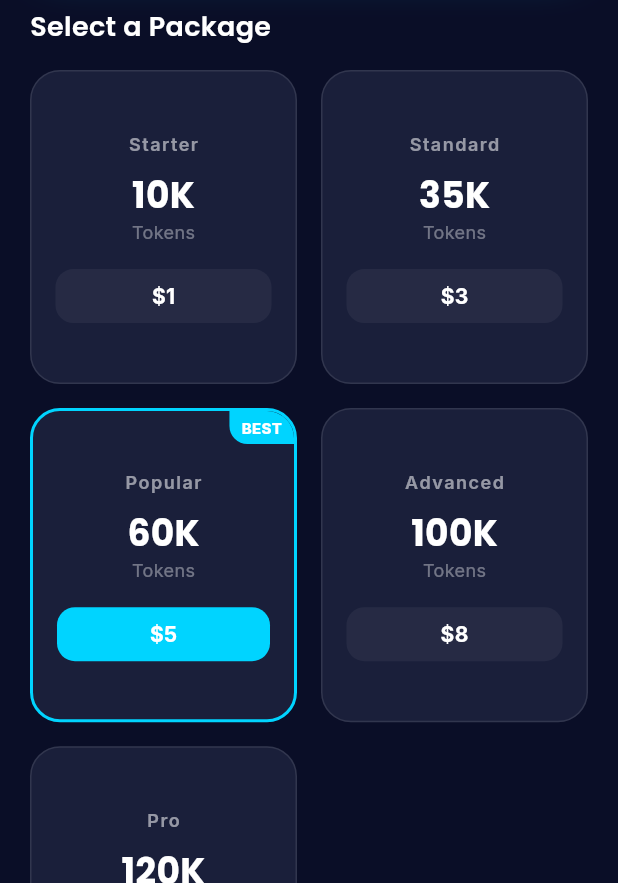
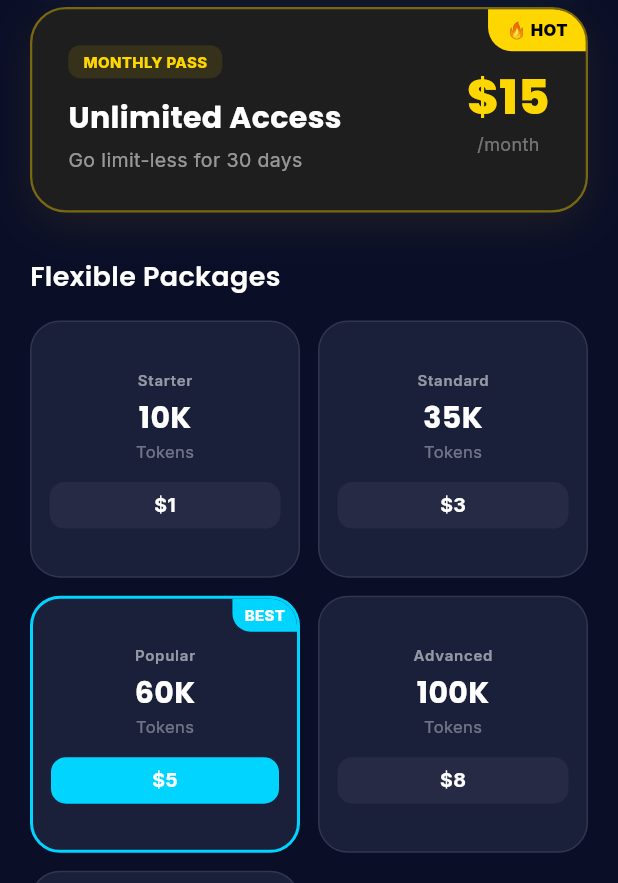
Before and after one commit to ahtashamfarooq193-pixel/Nyxra-Ai, a Flutter app: the ChatScreen screen opened directly, in the side drawer, after a tap on "Buy Tokens", on a phone screen of 412 x 824 dp, the part 353-1236 px from its top. Run offline on Flutter 3.47's test engine with Material 3 defaults, Android fonts, the phone set to English and light mode, and no system bars; our stand-ins replace cloud_firestore, firebase_auth, firebase_core, flutter_markdown, flutter_tts, google_fonts and 5 more; accounts and stored records are empty; network calls fail.

Commit message:
Enhanced Token Store, optimized greetings, and moved backend to Vercel

```diff
--- a/lib/screens/chat_screen.dart
+++ b/lib/screens/chat_screen.dart
@@ -88,9 +88,21 @@ class _ChatScreenState extends State<ChatScreen> {
         _userTokens = tokens;
       });
       if (_userTokens == 5000) {
-        // Show reset message as requested
+        // Show reset message in English at the top
         ScaffoldMessenger.of(context).showSnackBar(
-          const SnackBar(content: Text('✅ Aaj ke 5000 free tokens ready hain!')),
+          SnackBar(
+            content: Text(
+              '✅ Your 5,000 daily free tokens have been reset!',
+              style: GoogleFonts.inter(fontWeight: FontWeight.w600),
+            ),
+            backgroundColor: AppConstants.primaryColor,
+            behavior: SnackBarBehavior.floating,
+            margin: EdgeInsets.only(
+              bottom: MediaQuery.of(context).size.height - 100,
+              left: 20,
+              right: 20,
+            ),
+          ),
         );
       }
     }
--- a/lib/screens/token_store_screen.dart
+++ b/lib/screens/token_store_screen.dart
@@ -38,8 +38,10 @@ class TokenStoreScreen extends StatelessWidget {
               children: [
                 _buildHeader(),
                 const SizedBox(height: 30),
+                _buildUnlimitedCard(), // Moved to top
+                const SizedBox(height: 30),
                 Text(
-                  'Select a Package',
+                  'Flexible Packages',
                   style: GoogleFonts.poppins(
                     fontSize: 18,
                     fontWeight: FontWeight.w600,
@@ -48,8 +50,6 @@ class TokenStoreScreen extends StatelessWidget {
                 ),
                 const SizedBox(height: 16),
                 _buildPackageGrid(context),
-                const SizedBox(height: 30),
-                _buildUnlimitedCard(),
                 const SizedBox(height: 40),
               ],
             ),
@@ -126,9 +126,9 @@ class TokenStoreScreen extends StatelessWidget {
       physics: const NeverScrollableScrollPhysics(),
       gridDelegate: SliverGridDelegateWithFixedCrossAxisCount(
         crossAxisCount: crossAxisCount,
-        childAspectRatio: 0.85,
-        crossAxisSpacing: 16,
-        mainAxisSpacing: 16,
+        childAspectRatio: screenWidth < 600 ? 1.05 : 0.9, // More compact on mobile
+        crossAxisSpacing: 12,
+        mainAxisSpacing: 12,
       ),
       itemCount: packages.length,
       itemBuilder: (context, index) {
@@ -174,24 +174,24 @@ class TokenStoreScreen extends StatelessWidget {
               ),
             ),
           Padding(
-            padding: const EdgeInsets.all(16),
+            padding: const EdgeInsets.symmetric(horizontal: 12, vertical: 14), // Smaller padding
             child: Column(
               mainAxisAlignment: MainAxisAlignment.center,
               children: [
                 Text(
                   pkg.label,
                   style: GoogleFonts.inter(
-                    fontSize: 12,
+                    fontSize: 10, // Smaller font
                     fontWeight: FontWeight.w600,
                     color: Colors.white54,
-                    letterSpacing: 1,
+                    letterSpacing: 0.5,
                   ),
                 ),
-                const SizedBox(height: 8),
+                const SizedBox(height: 4),
                 Text(
                   '${pkg.tokens ~/ 1000}K',
                   style: GoogleFonts.poppins(
-                    fontSize: 24,
+                    fontSize: 20, // Smaller font
                     fontWeight: FontWeight.w700,
                     color: Colors.white,
                   ),
@@ -199,22 +199,23 @@ class TokenStoreScreen extends StatelessWidget {
                 Text(
                   'Tokens',
                   style: GoogleFonts.inter(
-                    fontSize: 12,
+                    fontSize: 11,
                     color: Colors.white38,
                   ),
                 ),
-                const SizedBox(height: 16),
+                const SizedBox(height: 12),
                 Container(
                   width: double.infinity,
-                  padding: const EdgeInsets.symmetric(vertical: 8),
+                  padding: const EdgeInsets.symmetric(vertical: 6),
                   decoration: BoxDecoration(
                     color: pkg.isPopular ? AppConstants.primaryColor : Colors.white.withOpacity(0.05),
-                    borderRadius: BorderRadius.circular(12),
+                    borderRadius: BorderRadius.circular(10),
                   ),
                   child: Center(
                     child: Text(
                       '\$${pkg.price.toStringAsFixed(0)}',
                       style: GoogleFonts.inter(
+                        fontSize: 13,
                         fontWeight: FontWeight.w700,
                         color: Colors.white,
                       ),
@@ -231,19 +232,44 @@ class TokenStoreScreen extends StatelessWidget {
 
   Widget _buildUnlimitedCard() {
     return Container(
-      padding: const EdgeInsets.all(24),
       decoration: BoxDecoration(
         color: const Color(0xFF1E1E1E),
         borderRadius: BorderRadius.circular(24),
-        border: Border.all(color: const Color(0xFFFFD700).withOpacity(0.3), width: 1),
+        border: Border.all(color: const Color(0xFFFFD700).withOpacity(0.4), width: 1.5),
         boxShadow: [
           BoxShadow(
-            color: const Color(0xFFFFD700).withOpacity(0.05),
-            blurRadius: 20,
+            color: const Color(0xFFFFD700).withOpacity(0.08),
+            blurRadius: 25,
             offset: const Offset(0, 8),
           ),
         ],
       ),
+      child: Stack(
+        children: [
+          Positioned(
+            top: 0,
+            right: 0,
+            child: Container(
+              padding: const EdgeInsets.symmetric(horizontal: 12, vertical: 6),
+              decoration: const BoxDecoration(
+                color: Color(0xFFFFD700),
+                borderRadius: BorderRadius.only(
+                  topRight: Radius.circular(22),
+                  bottomLeft: Radius.circular(16),
+                ),
+              ),
+              child: Text(
+                '🔥 HOT',
+                style: GoogleFonts.inter(
+                  fontSize: 11,
+                  fontWeight: FontWeight.w900,
+                  color: Colors.black,
+                ),
+              ),
+            ),
+          ),
+          Padding(
+            padding: const EdgeInsets.all(24),
             child: Row(
               children: [
                 Expanded(
@@ -306,6 +332,9 @@ class TokenStoreScreen extends StatelessWidget {
                 ),
               ],
             ),
+          ),
+        ],
+      ),
     );
   }
 }
--- a/lib/services/chat_service.dart
+++ b/lib/services/chat_service.dart
@@ -7,7 +7,7 @@ import '../models/message.dart';
 class ChatService {
   static const String _backendBaseUrl = String.fromEnvironment(
     'BACKEND_BASE_URL',
-    defaultValue: 'http://localhost:8080',
+    defaultValue: 'https://nyxra-ai.vercel.app',
   );
 
   Stream<String> getAIResponseStream(
@@ -60,19 +60,13 @@ class ChatService {
 
   List<String> _chunkResponse(String text) {
     final chunks = <String>[];
-    final words = text.split(RegExp(r'(\s+)'));
-    final buffer = StringBuffer();
-
-    for (final word in words) {
-      buffer.write(word);
-      if (buffer.length >= 24) {
-        chunks.add(buffer.toString());
-        buffer.clear();
+    const chunkSize = 24;
+    for (int i = 0; i < text.length; i += chunkSize) {
+      final end = (i + chunkSize < text.length) ? i + chunkSize : text.length;
+      final chunk = text.substring(i, end);
+      if (chunk.isNotEmpty) {
+        chunks.add(chunk);
       }
-    }
-
-    if (buffer.isNotEmpty) {
-      chunks.add(buffer.toString());
     }
 
     return chunks.isEmpty ? [text] : chunks;
--- a/lib/widgets/message_bubble.dart
+++ b/lib/widgets/message_bubble.dart
@@ -1,6 +1,7 @@
 import 'package:flutter/foundation.dart' show kIsWeb;
 import 'package:flutter/material.dart';
 import 'package:google_fonts/google_fonts.dart';
+import 'package:flutter_markdown/flutter_markdown.dart';
 import '../models/message.dart';
 import '../utils/constants.dart';
 
@@ -66,21 +67,39 @@ class MessageBubble extends StatelessWidget {
                                 height: 150,
                                 fit: BoxFit.cover,
                               )
-                            : Image.network( // Placeholder for mobile if file path is used, actually better to use network since mobile also uses picker which returns paths
+                            : Image.network(
                                 message.imagePath!,
                                 height: 150,
                                 fit: BoxFit.cover,
                               ),
                       ),
                     ),
-                  Text(
-                    message.text,
-                    style: GoogleFonts.inter(
-                      fontSize: 15,
-                      color: Colors.white.withOpacity(0.95),
-                      height: 1.5,
-                      fontWeight: FontWeight.w400,
-                      letterSpacing: 0.2,
+                  MarkdownBody(
+                    data: message.text,
+                    styleSheet: MarkdownStyleSheet(
+                      p: GoogleFonts.inter(
+                        fontSize: 15,
+                        color: Colors.white.withOpacity(0.95),
+                        height: 1.5,
+                        fontWeight: FontWeight.w400,
+                        letterSpacing: 0.2,
+                      ),
+                      strong: const TextStyle(fontWeight: FontWeight.bold, color: Colors.white),
+                      em: const TextStyle(fontStyle: FontStyle.italic),
+                      listBullet: const TextStyle(color: Colors.white70),
+                      code: GoogleFonts.firaCode(
+                        backgroundColor: Colors.black26,
+                        fontSize: 13,
+                        color: Colors.white.withOpacity(0.8),
+                      ),
+                      codeblockDecoration: BoxDecoration(
+                        color: Colors.black26,
+                        borderRadius: BorderRadius.circular(8),
+                      ),
+                      blockquote: const TextStyle(color: Colors.white60),
+                      blockquoteDecoration: const BoxDecoration(
+                        border: Border(left: BorderSide(color: Colors.white24, width: 4)),
+                      ),
                     ),
                   ),
                 ],
--- a/pubspec.yaml
+++ b/pubspec.yaml
@@ -23,6 +23,7 @@ dependencies:
   flutter_tts: ^4.2.5
   speech_to_text: ^7.3.0
   url_launcher: ^6.3.2
+  flutter_markdown: ^0.7.7+1
 
 dev_dependencies:
   flutter_test:
```
Also changed, not shown: pubspec.lock, 15 other files. Lines whose indentation alone changed are shown as unchanged.
